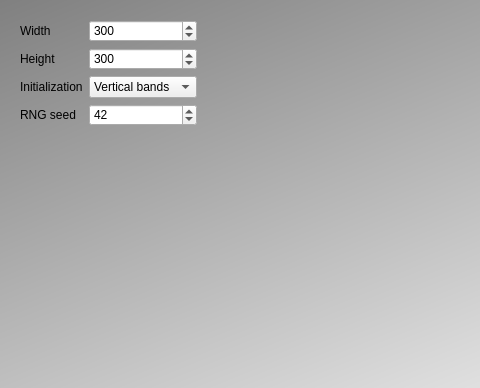
First picture: the form in Tools/ToolPaperRockScissorsWithTrait/qtpaperrockscissorswithtraitmaindialog.ui, repository richelbilderbeek/ProjectRichelBilderbeek, before the edit; both pictures show x 0 to 480 and y 0 to 388 of the 944 by 388 pixel window.
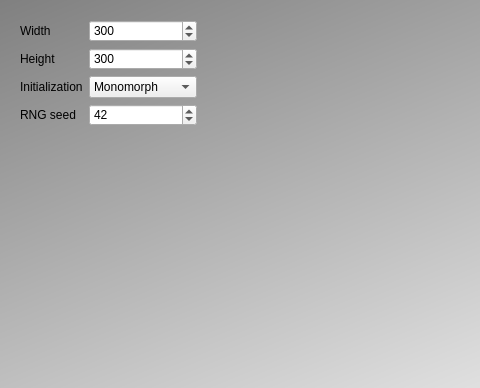
Second picture: the form after the edit. Custom widgets are drawn as their Qt base class.

```diff
--- a/Tools/ToolPaperRockScissorsWithTrait/qtpaperrockscissorswithtraitmaindialog.ui
+++ b/Tools/ToolPaperRockScissorsWithTrait/qtpaperrockscissorswithtraitmaindialog.ui
@@ -68,7 +68,7 @@
       <item row="2" column="1">
        <widget class="QComboBox" name="box_initialization_type">
         <property name="currentIndex">
-         <number>1</number>
+         <number>2</number>
         </property>
         <item>
          <property name="text">
@@ -80,6 +80,11 @@
           <string>Vertical bands</string>
          </property>
         </item>
+        <item>
+         <property name="text">
+          <string>Monomorph</string>
+         </property>
+        </item>
        </widget>
       </item>
       <item row="0" column="1">
```
